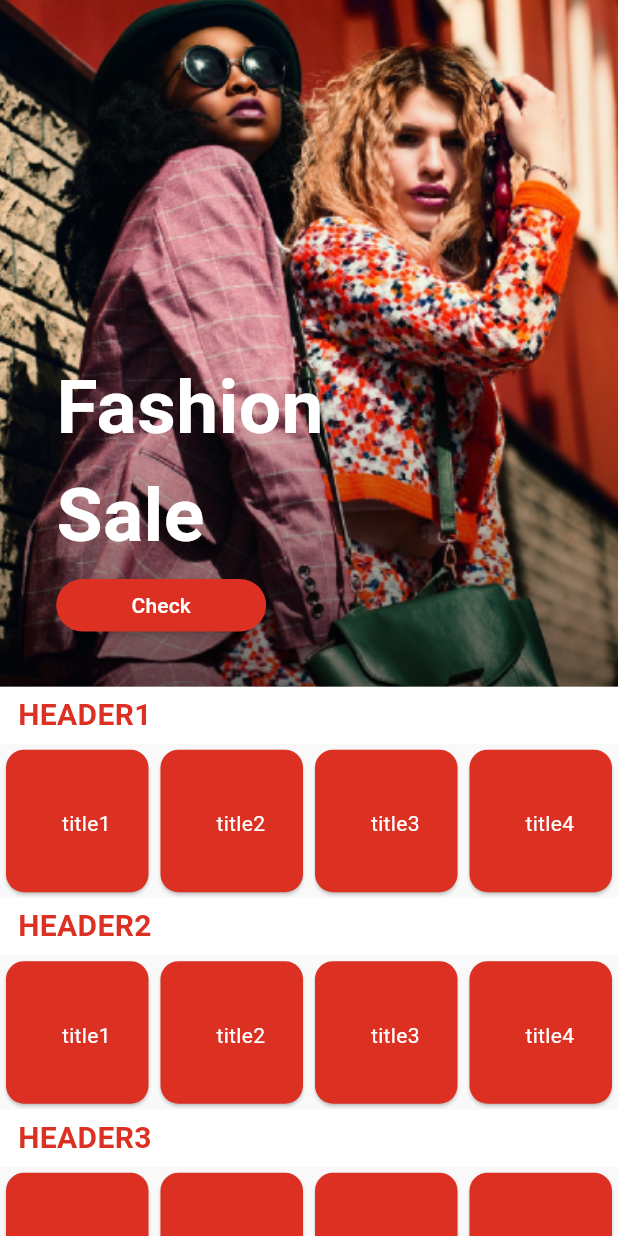
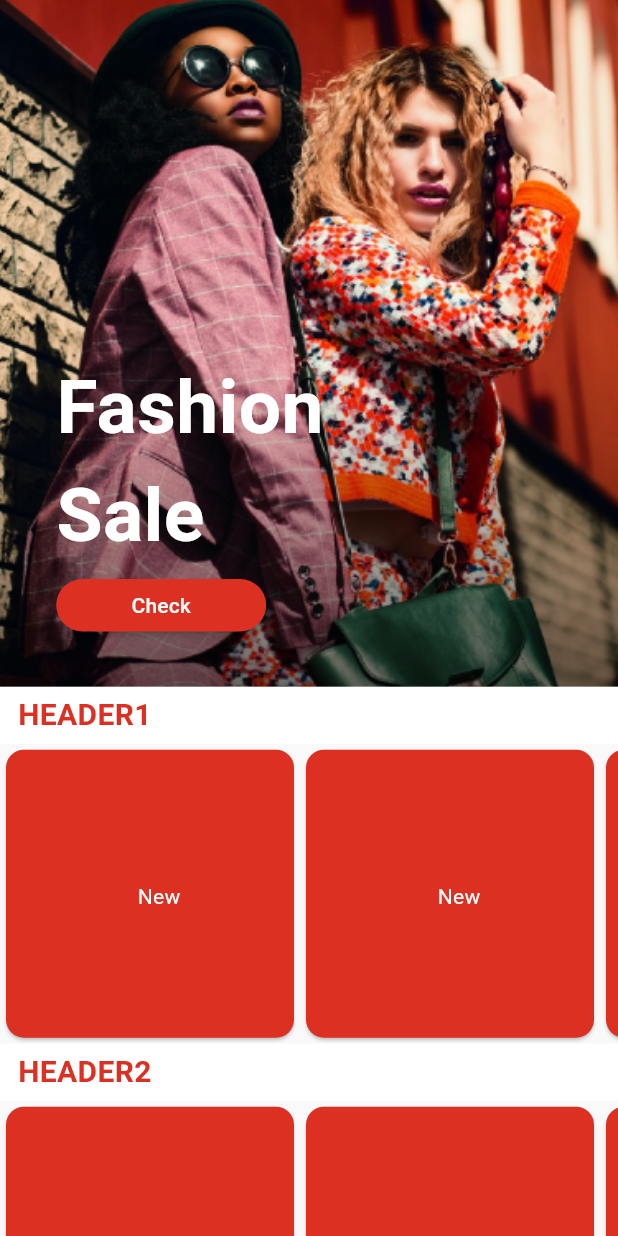
Before and after one commit to Coder-CH1/E-commerce, a Flutter app: the Home screen opened directly, on a phone screen of 412 x 824 dp. Run offline on Flutter 3.47's test engine with Material 3 defaults, Android fonts, the phone set to English and light mode, and no system bars; drawn by our look-alikes of sticky_headers; our stand-ins replace animated_text_kit, cloud_firestore, firebase_auth, firebase_core, flutter_dotenv; accounts and stored records are empty.

```diff
--- a/lib/ui/main_page.dart
+++ b/lib/ui/main_page.dart
@@ -67,7 +67,7 @@ class Home extends StatefulWidget {
 
 class _HomeState extends State<Home> {
   List<String> listHeader = ['HEADER1','HEADER2','HEADER3','HEADER4','HEADER5','HEADER6',];
-  List<String> listTitle = ['title1','title2','title3','title4',];
+  List<String> listTitle = ['New','New','New','New',];
   @override
   Widget build(BuildContext context) {
     List items = [];
@@ -141,21 +141,26 @@ class _HomeState extends State<Home> {
               style: const TextStyle(color: redColor, fontSize: 20,fontWeight: FontWeight.bold),
             ),
           ),
-          content: GridView.builder(
+          content: SizedBox(
+            height: 200,
+            child: ListView.builder(
               shrinkWrap: true,
-            physics: const NeverScrollableScrollPhysics(),
+              scrollDirection: Axis.horizontal,
               itemCount: listTitle.length,
-            gridDelegate: const SliverGridDelegateWithFixedCrossAxisCount(crossAxisCount: 4,childAspectRatio: 1,),
               itemBuilder: (context, index){
-              return Card(
+                return SizedBox(
+                  width: 200,
+                  child: Card(
                     margin: const EdgeInsets.all(4.0),
                     color: redColor,
                     child: Padding(
                       padding: const EdgeInsets.only(left: 12.0, top: 6.0, bottom: 2.0),
                       child: Center(child: Text(listTitle[index], style: const TextStyle(fontSize: 14, color: whiteColor),)),
                     ),
+                  ),
                 );
               },
+            ),
           ),
         );
       },
```
Lines whose indentation alone changed are shown as unchanged.
